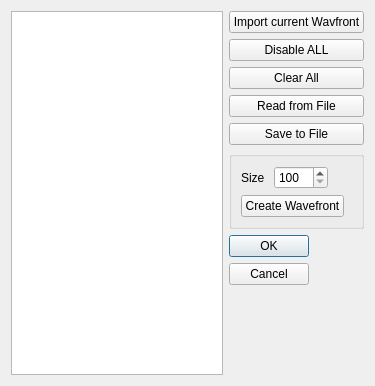
This is zernikeeditdlg.ui in githubdoe/DFTFringe as Qt 5 draws it before an edit. The edited form follows.
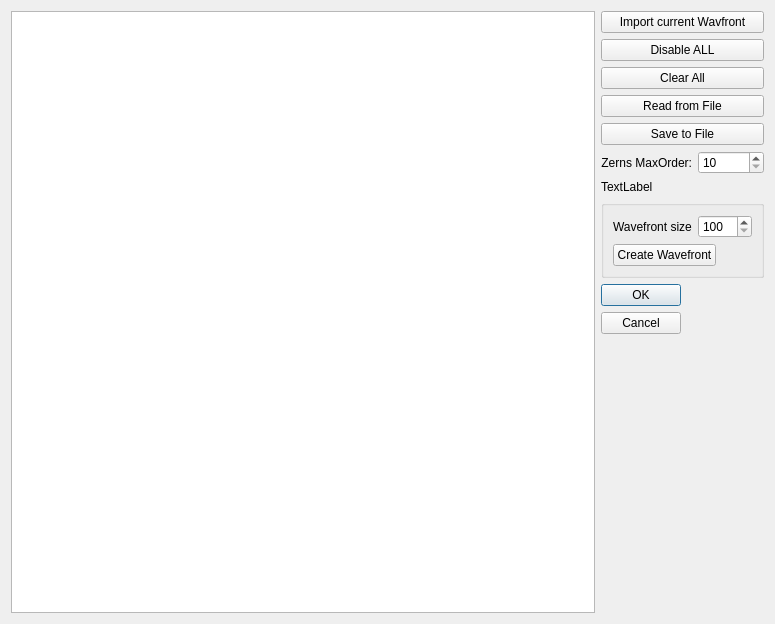
This is the edited form.

The edit to the form file:
```diff
--- a/zernikeeditdlg.ui
+++ b/zernikeeditdlg.ui
@@ -6,16 +6,22 @@
    <rect>
     <x>0</x>
     <y>0</y>
-    <width>375</width>
-    <height>386</height>
+    <width>775</width>
+    <height>624</height>
    </rect>
   </property>
+  <property name="sizePolicy">
+   <sizepolicy hsizetype="Expanding" vsizetype="Preferred">
+    <horstretch>0</horstretch>
+    <verstretch>0</verstretch>
+   </sizepolicy>
+  </property>
   <property name="windowTitle">
    <string>Edit Zernike Val;ues</string>
   </property>
-  <layout class="QVBoxLayout" name="verticalLayout_2">
+  <layout class="QHBoxLayout" name="horizontalLayout_4">
    <item>
-    <layout class="QHBoxLayout" name="horizontalLayout_2">
+    <layout class="QHBoxLayout" name="horizontalLayout_2" stretch="20,1">
      <item>
       <widget class="QTableView" name="tableView"/>
      </item>
@@ -56,6 +62,37 @@
          </property>
         </widget>
        </item>
+       <item>
+        <layout class="QHBoxLayout" name="horizontalLayout_3">
+         <item>
+          <widget class="QLabel" name="label_2">
+           <property name="text">
+            <string>Zerns MaxOrder:</string>
+           </property>
+           <property name="alignment">
+            <set>Qt::AlignRight|Qt::AlignTrailing|Qt::AlignVCenter</set>
+           </property>
+          </widget>
+         </item>
+         <item>
+          <widget class="QSpinBox" name="maxOrder">
+           <property name="minimum">
+            <number>10</number>
+           </property>
+           <property name="singleStep">
+            <number>2</number>
+           </property>
+          </widget>
+         </item>
+        </layout>
+       </item>
+       <item>
+        <widget class="QLabel" name="numberOfTerms">
+         <property name="text">
+          <string>TextLabel</string>
+         </property>
+        </widget>
+       </item>
        <item>
         <widget class="QGroupBox" name="groupBox">
          <property name="title">
@@ -67,7 +104,7 @@
             <item>
              <widget class="QLabel" name="label">
               <property name="text">
-               <string>Size </string>
+               <string>Wavefront size</string>
               </property>
              </widget>
             </item>
@@ -77,7 +114,7 @@
                <number>100</number>
               </property>
               <property name="maximum">
-               <number>4000</number>
+               <number>6000</number>
               </property>
              </widget>
             </item>
```
